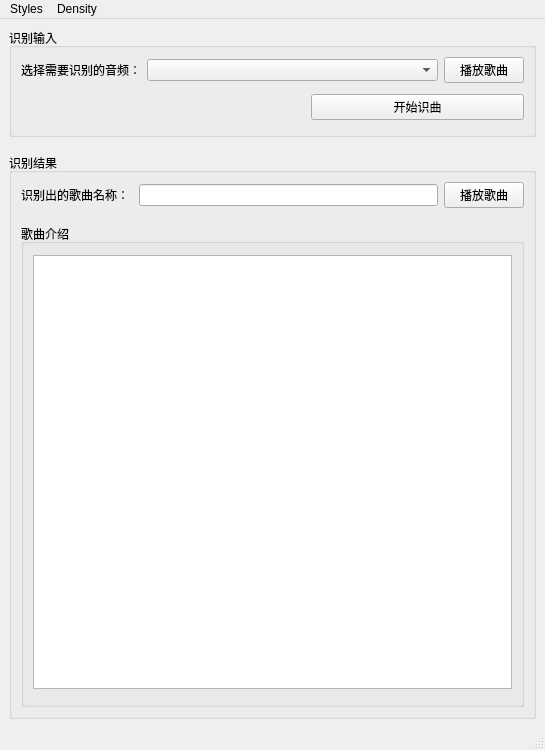
Before: the Qt Designer form ui/Index.ui in SolitudeFate/Sunday, drawn with Qt 5.
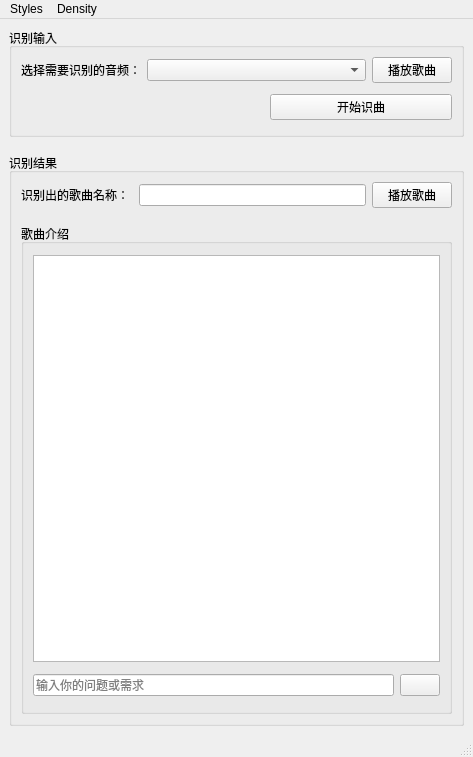
After: the same form once the commit is applied. Icons and pictures are not drawn.

```diff
--- a/ui/Index.ui
+++ b/ui/Index.ui
@@ -6,8 +6,8 @@
    <rect>
     <x>0</x>
     <y>0</y>
-    <width>545</width>
-    <height>750</height>
+    <width>473</width>
+    <height>757</height>
    </rect>
   </property>
   <property name="windowTitle">
@@ -228,6 +228,50 @@
             </property>
            </spacer>
           </item>
+          <item>
+           <layout class="QHBoxLayout" name="horizontalLayout" stretch="6,0">
+            <item>
+             <widget class="QLineEdit" name="lineEdit_2">
+              <property name="inputMask">
+               <string/>
+              </property>
+              <property name="text">
+               <string/>
+              </property>
+              <property name="placeholderText">
+               <string>输入你的问题或需求</string>
+              </property>
+             </widget>
+            </item>
+            <item>
+             <widget class="QPushButton" name="button4">
+              <property name="text">
+               <string/>
+              </property>
+              <property name="icon">
+               <iconset>
+                <normaloff>Images/enter_icon.svg</normaloff>Images/enter_icon.svg</iconset>
+              </property>
+             </widget>
+            </item>
+           </layout>
+          </item>
+          <item>
+           <spacer name="verticalSpacer_7">
+            <property name="orientation">
+             <enum>Qt::Vertical</enum>
+            </property>
+            <property name="sizeType">
+             <enum>QSizePolicy::Fixed</enum>
+            </property>
+            <property name="sizeHint" stdset="0">
+             <size>
+              <width>20</width>
+              <height>6</height>
+             </size>
+            </property>
+           </spacer>
+          </item>
          </layout>
         </widget>
        </item>
@@ -241,7 +285,7 @@
     <rect>
      <x>0</x>
      <y>0</y>
-     <width>545</width>
+     <width>473</width>
      <height>26</height>
     </rect>
    </property>
```
